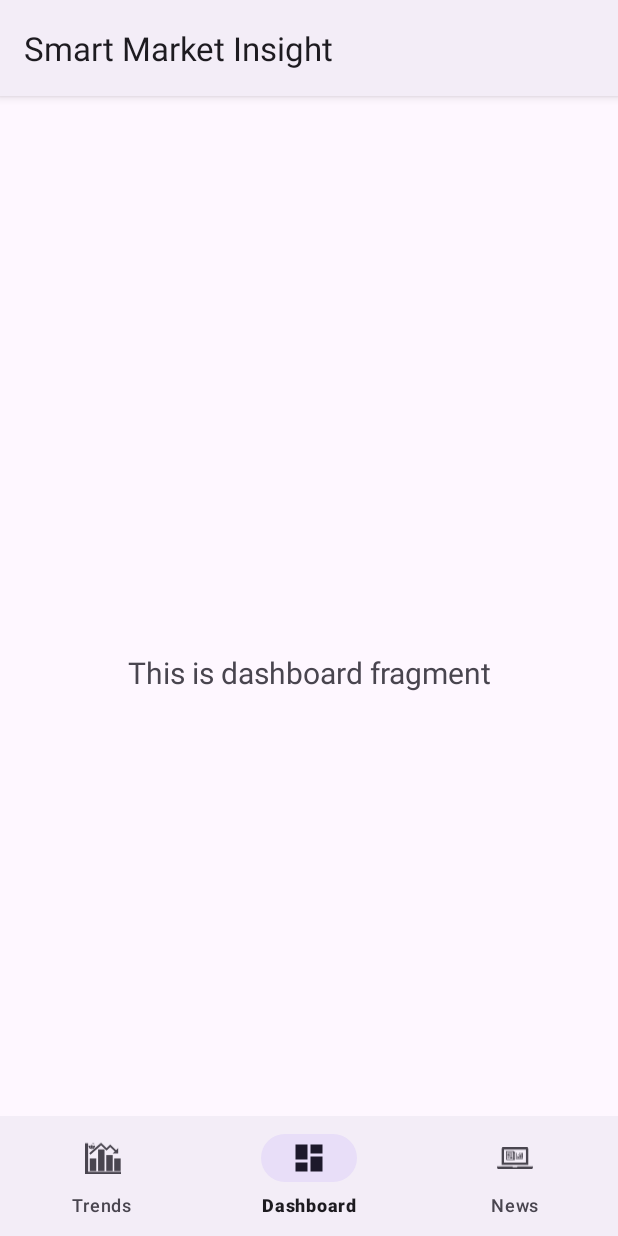
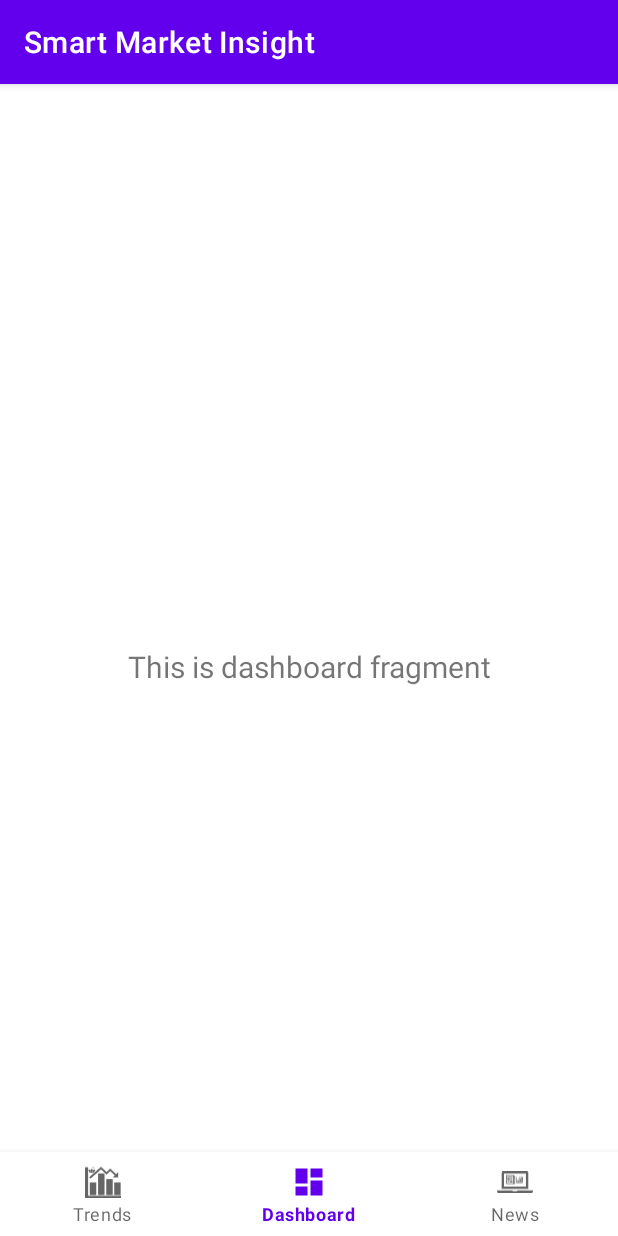
Before and after one commit to lightvision/Smart_Market_Insight, an Android app: the screen it shows after launch (MainActivity), item 2 of the bottom bar chosen, on a phone screen of 412 x 824 dp. Run offline under Robolectric (Android 15) with nearby library versions, the phone set to English and light mode, and no system bars; our stand-ins replace navigation-ui.

Commit message:
News working, with images and date plus copyright, fixed theme

```diff
--- a/app/src/main/res/values-night/themes.xml
+++ b/app/src/main/res/values-night/themes.xml
@@ -1,21 +1,24 @@
 <resources xmlns:tools="http://schemas.android.com/tools">
-
-    <style name="Theme.SmartMarketInsight" parent="Theme.Material3.DayNight">
-        <item name="android:statusBarColor">@color/black</item>
-    </style>
-
-    <!-- Base application theme. -->
-<!--    <style name="Theme.Smart_Market_Insight" parent="Theme.MaterialComponents.DayNight.DarkActionBar">-->
-<!--        &lt;!&ndash; Primary brand color. &ndash;&gt;-->
-<!--        <item name="colorPrimary">@color/purple_200</item>-->
-<!--        <item name="colorPrimaryVariant">@color/purple_700</item>-->
-<!--        <item name="colorOnPrimary">@color/black</item>-->
-<!--        &lt;!&ndash; Secondary brand color. &ndash;&gt;-->
-<!--        <item name="colorSecondary">@color/teal_200</item>-->
-<!--        <item name="colorSecondaryVariant">@color/teal_200</item>-->
-<!--        <item name="colorOnSecondary">@color/black</item>-->
-<!--        &lt;!&ndash; Status bar color. &ndash;&gt;-->
-<!--        <item name="android:statusBarColor">?attr/colorPrimaryVariant</item>-->
-<!--        &lt;!&ndash; Customize your theme here. &ndash;&gt;-->
-<!--    </style>-->
-</resources>
+            <!-- Base application theme. -->
+            <style name="Theme.SmartMarketInsight" parent="Theme.MaterialComponents.DayNight.DarkActionBar">
+                <!-- Primary brand color. -->
+                <item name="colorPrimary">@color/purple_200</item>
+                <item name="colorPrimaryVariant">@color/purple_700</item>
+                <item name="colorOnPrimary">@color/black</item>
+                <!-- Secondary brand color. -->
+                <item name="colorSecondary">@color/teal_200</item>
+                <item name="colorSecondaryVariant">@color/teal_700</item>
+                <item name="colorOnSecondary">@color/black</item>
+                <!-- Surface color -->
+                <item name="colorSurface">@color/black</item>
+                <item name="colorOnSurface">@color/white</item>
+                <!-- Background color -->
+                <item name="android:colorBackground">@color/black</item>
+                <item name="colorOnBackground">@color/white</item>
+                <!-- Error color -->
+                <item name="colorError">@color/red_200</item>
+                <item name="colorOnError">@color/black</item>
+                <!-- Status bar color -->
+                <item name="android:statusBarColor">@color/black</item>
+            </style>
+        </resources>
--- a/app/src/main/res/values/colors.xml
+++ b/app/src/main/res/values/colors.xml
@@ -7,4 +7,5 @@
     <color name="teal_700">#FF018786</color>
     <color name="black">#FF000000</color>
     <color name="white">#FFFFFFFF</color>
+    <color name="red_200">#FFCF6679</color>
 </resources>
--- a/app/src/main/res/values/themes.xml
+++ b/app/src/main/res/values/themes.xml
@@ -1,21 +1,24 @@
 <resources xmlns:tools="http://schemas.android.com/tools">
-    <style name="Theme.SmartMarketInsight" parent="Theme.Material3.DayNight">
+    <!-- Base application theme. -->
+    <style name="Theme.SmartMarketInsight" parent="Theme.MaterialComponents.DayNight.DarkActionBar">
+        <!-- Primary brand color. -->
+        <item name="colorPrimary">@color/purple_500</item>
+        <item name="colorPrimaryVariant">@color/purple_700</item>
+        <item name="colorOnPrimary">@color/white</item>
+        <!-- Secondary brand color. -->
+        <item name="colorSecondary">@color/teal_200</item>
+        <item name="colorSecondaryVariant">@color/teal_700</item>
+        <item name="colorOnSecondary">@color/black</item>
+        <!-- Surface color -->
+        <item name="colorSurface">@color/white</item>
+        <item name="colorOnSurface">@color/black</item>
+        <!-- Background color -->
+        <item name="android:colorBackground">@color/white</item>
+        <item name="colorOnBackground">@color/black</item>
+        <!-- Error color -->
+        <item name="colorError">@color/red_200</item>
+        <item name="colorOnError">@color/white</item>
+        <!-- Status bar color -->
         <item name="android:statusBarColor">@color/black</item>
     </style>
-
-
-    <!-- Base application theme. -->
-<!--    <style name="Theme.Smart_Market_Insight" parent="Theme.MaterialComponents.DayNight.DarkActionBar">-->
-<!--        &lt;!&ndash; Primary brand color. &ndash;&gt;-->
-<!--        <item name="colorPrimary">@color/purple_500</item>-->
-<!--        <item name="colorPrimaryVariant">@color/purple_700</item>-->
-<!--        <item name="colorOnPrimary">@color/white</item>-->
-<!--        &lt;!&ndash; Secondary brand color. &ndash;&gt;-->
-<!--        <item name="colorSecondary">@color/teal_200</item>-->
-<!--        <item name="colorSecondaryVariant">@color/teal_700</item>-->
-<!--        <item name="colorOnSecondary">@color/black</item>-->
-<!--        &lt;!&ndash; Status bar color. &ndash;&gt;-->
-<!--        <item name="android:statusBarColor">?attr/colorPrimaryVariant</item>-->
-<!--        &lt;!&ndash; Customize your theme here. &ndash;&gt;-->
-<!--    </style>-->
 </resources>
```
Also changed, not shown: app/src/main/java/marven/smart_market_insight/ui/news/NewsAdapter.java (+7 -8 lines), app/src/main/java/marven/smart_market_insight/util/DateUtils.java (added, +60 -0 lines), app/src/main/res/layout/item_news.xml (+8 -8 lines), app/src/main/res/values/strings.xml (+12 -1 lines), 3 other files.
